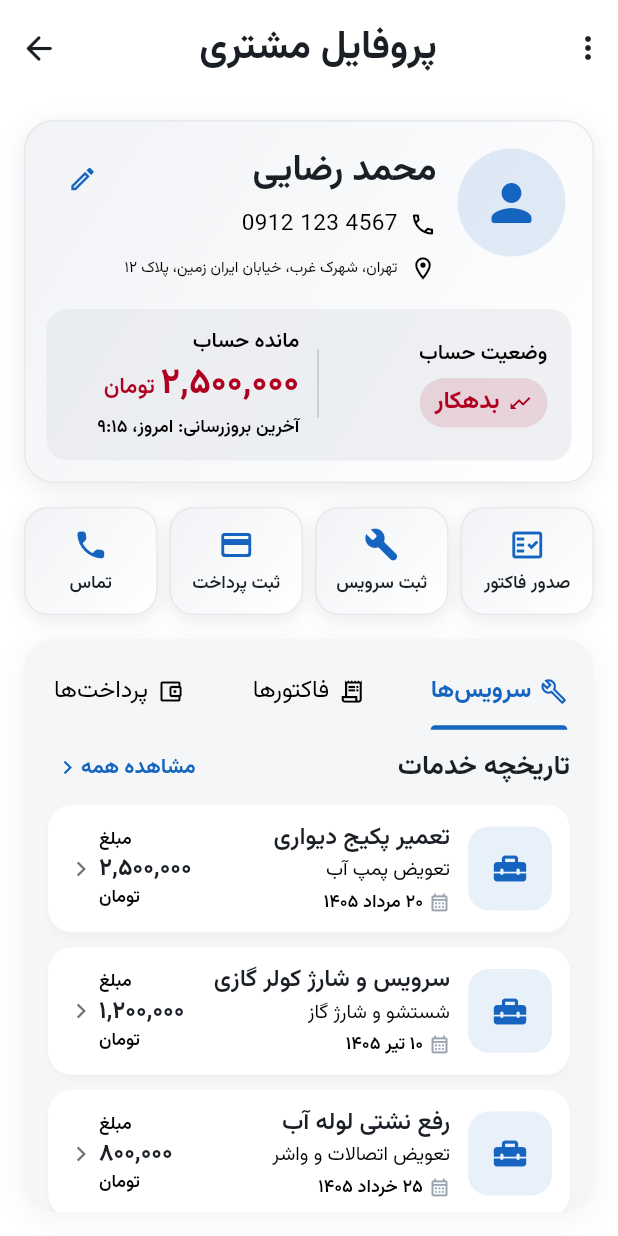
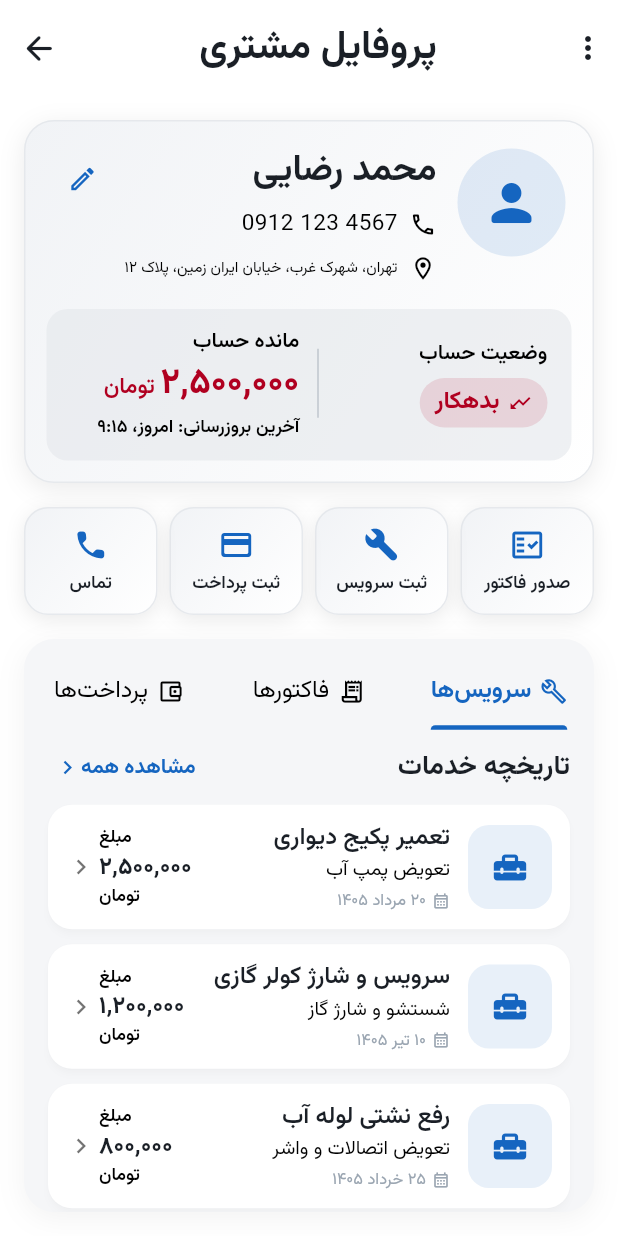
Before and after one commit to DevMohamad-Git/servicekar, a Flutter app: the CustomerDetailsPage screen opened directly with empty values, on a phone screen of 412 x 824 dp. Run offline on Flutter 3.47's test engine with Material 3 defaults, Android fonts, the phone set to English and light mode, and no system bars; our stand-ins replace auto_route, hooks_riverpod, image_picker, isar_community; accounts and stored records are empty; generated files the repository leaves out were written again.

Commit message:
refactor(customer): update customer history items widget
Updated customer history items widget presentation layer.

Generated with Codebuff 🤖
Co-Authored-By: Codebuff <noreply@codebuff.com>

```diff
--- a/lib/presentation/customer/widgets/customer_history_items.dart
+++ b/lib/presentation/customer/widgets/customer_history_items.dart
@@ -308,7 +308,9 @@ class _IconThumbnail extends StatelessWidget {
   }
 }
 
-/// Calendar icon + Jalali date caption.
+/// Calendar icon + Jalali date caption — intentionally small and
+/// low-contrast so it reads as metadata, never competing with the
+/// card's title or description.
 class _DateLabel extends StatelessWidget {
   const _DateLabel({required this.dateLabel});
 
@@ -316,14 +318,12 @@ class _DateLabel extends StatelessWidget {
 
   @override
   Widget build(BuildContext context) {
-    final theme = Theme.of(context);
-
     return Row(
       mainAxisSize: MainAxisSize.min,
       children: [
         Icon(
           Icons.calendar_month_outlined,
-          size: 14,
+          size: 12,
           color: kGrey3Color,
         ),
         const SizedBox(width: 4),
@@ -332,8 +332,11 @@ class _DateLabel extends StatelessWidget {
             dateLabel,
             maxLines: 1,
             overflow: TextOverflow.ellipsis,
-            style: theme.textTheme.labelSmall?.copyWith(
-              color: theme.colorScheme.onSurfaceVariant,
+            style: TextStyle(
+              fontSize: 11,
+              fontWeight: FontWeight.w400,
+              color: kGrey3Color,
+              height: 1.3,
             ),
           ),
         ),
```
